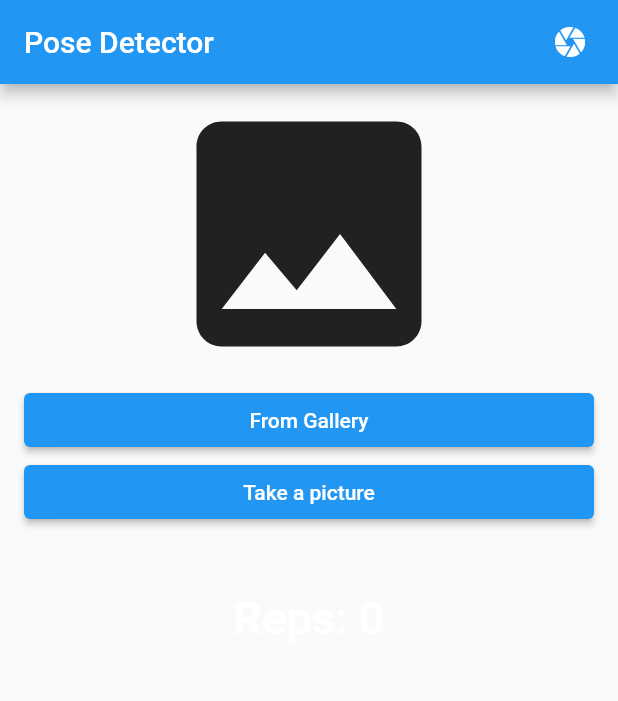
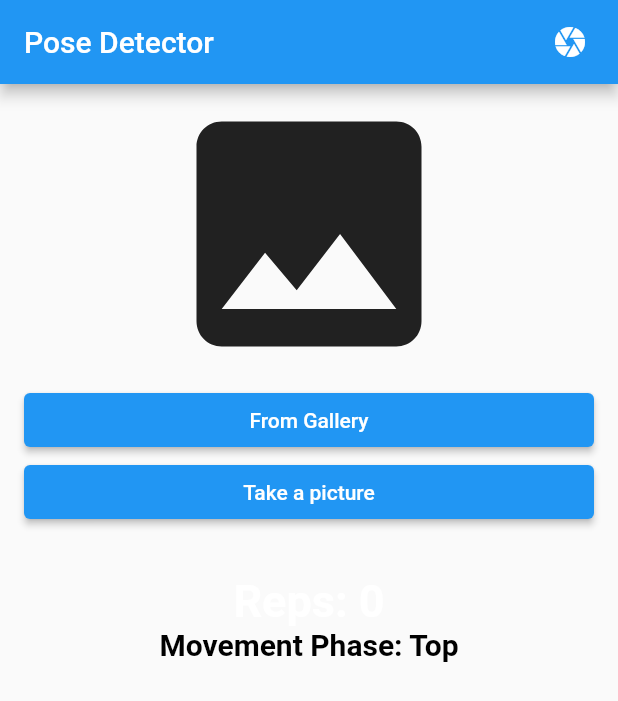
Before and after one commit to Automated-Exercise-Repetition-Counting/AutomatedRepCountingApp, a Flutter app: the PoseDetectorView widget shown alone on an empty page, opened directly, after a tap on the "photo library" icon, on a phone screen of 412 x 824 dp. Shown: the top 701 px of the screen. Run offline on Flutter 3.47's test engine with Material 2 defaults, Android fonts, the light colour scheme and no system bars; our stand-ins replace camera, image_picker; missing offline and left inert: google_mlkit_commons, google_mlkit_pose_detection.

Commit message:
feat: adds movement phase to repcounter public api

```diff
--- a/lib/rep_counting/automatic_rep_counter.dart
+++ b/lib/rep_counting/automatic_rep_counter.dart
@@ -8,7 +8,7 @@ import './exercise_type.dart';
 import './movement_phase.dart';
 
 class AutomaticRepCounter extends ChangeNotifier {
-  static const windowSize = 10;
+  static const windowSize = 5;
 
   final ExerciseType exerciseType;
   final Queue<MovementPhase> prevMovementPhase = Queue<MovementPhase>();
@@ -20,8 +20,9 @@ class AutomaticRepCounter extends ChangeNotifier {
   AutomaticRepCounter({required this.exerciseType});
 
   int get reps => _reps;
+  MovementPhase get avgMovementPhase => _avgMovementPhase;
 
-  void updateRepCount(List<Pose> poses) async {
+  void updateRepCount(List<Pose> poses) {
     for (Pose pose in poses) {
       try {
         MovementPhase latestPhase = _threshold(pose);
--- a/lib/vision_detector_views/pose_detector_view.dart
+++ b/lib/vision_detector_views/pose_detector_view.dart
@@ -1,5 +1,6 @@
 import 'package:flutter/material.dart';
 import 'package:google_ml_kit_example/rep_counting/automatic_rep_counter.dart';
+import 'package:google_ml_kit_example/rep_counting/movement_phase.dart';
 import 'package:google_mlkit_pose_detection/google_mlkit_pose_detection.dart';
 
 import 'camera_view.dart';
@@ -62,6 +63,13 @@ class _PoseDetectorViewState extends State<PoseDetectorView> {
                   fontWeight: FontWeight.bold,
                 ),
               ),
+              Text(
+                "Movement Phase: ${_repCounter.avgMovementPhase == MovementPhase.top ? "Top" : "Bottom"}",
+                style: TextStyle(
+                    color: Colors.black,
+                    fontSize: 20,
+                    fontWeight: FontWeight.bold),
+              ),
             ],
           ),
         )
```
